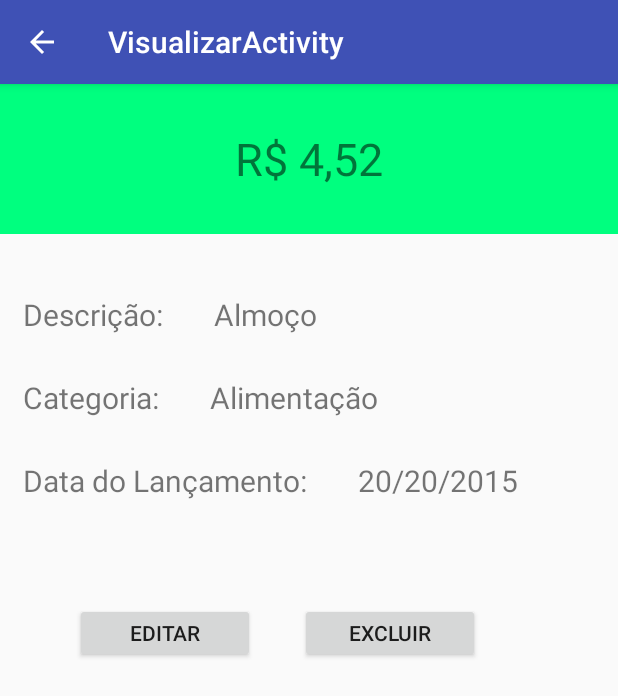
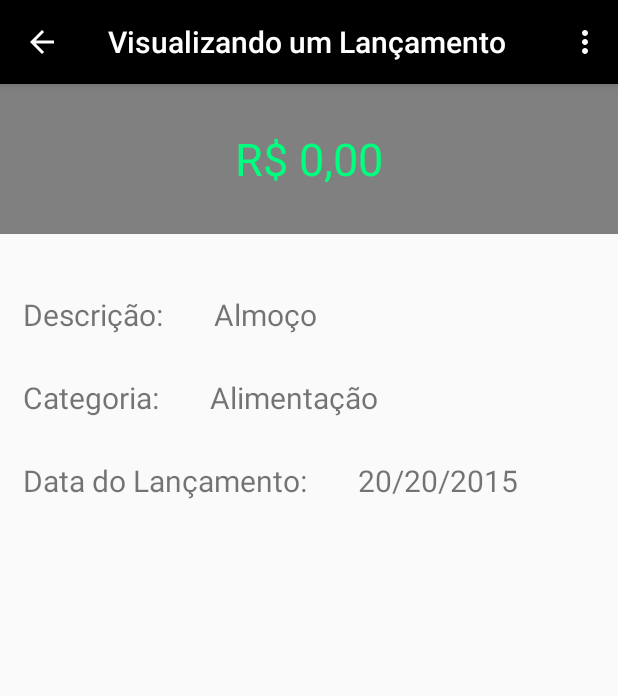
Before and after one commit to Arthurferrera/MaliKontrol, an Android app: the VisualizarActivity screen opened directly, with no data from a screen before it, on a phone screen of 412 x 824 dp. Shown: the top 696 px of the screen. Run offline under Robolectric (Android 15) with nearby library versions, the phone set to English and light mode, and no system bars; 4 statements that could not run were skipped.

Commit message:
inclusão editar/excluir

```diff
--- a/MaliKontrol/app/src/main/AndroidManifest.xml
+++ b/MaliKontrol/app/src/main/AndroidManifest.xml
@@ -4,7 +4,7 @@
 
     <application
         android:allowBackup="true"
-        android:icon="@mipmap/ic_launcher"
+        android:icon="@drawable/logo"
         android:label="@string/app_name"
         android:roundIcon="@mipmap/ic_launcher_round"
         android:supportsRtl="true"
--- a/MaliKontrol/app/src/main/java/br/com/senaijandira/malikontrol/LancamentosActivity.java
+++ b/MaliKontrol/app/src/main/java/br/com/senaijandira/malikontrol/LancamentosActivity.java
@@ -31,10 +31,10 @@ public class LancamentosActivity extends AppCompatActivity implements AdapterVie
         l.setIdlancamento(0);
 
         list_todos_lancamentos = (ListView) findViewById(R.id.list_todos_lancamentos);
+        adapter = new LancamentoAdapter(this, new ArrayList<Lancamento>());
+        list_todos_lancamentos.setAdapter(adapter);
 
-        adapter = new LancamentoAdapter(this, new ArrayList<Lancamento>());
-
-        list_todos_lancamentos.setAdapter(adapter);
+        list_todos_lancamentos.setOnItemClickListener(this);
     }
 
     @Override
--- a/MaliKontrol/app/src/main/java/br/com/senaijandira/malikontrol/VisualizarActivity.java
+++ b/MaliKontrol/app/src/main/java/br/com/senaijandira/malikontrol/VisualizarActivity.java
@@ -1,11 +1,18 @@
 package br.com.senaijandira.malikontrol;
 
+import android.content.Context;
+import android.content.DialogInterface;
 import android.content.Intent;
+import android.graphics.Color;
 import android.os.Bundle;
+import android.provider.CalendarContract;
 import android.support.design.widget.FloatingActionButton;
 import android.support.design.widget.Snackbar;
+import android.support.v7.app.AlertDialog;
 import android.support.v7.app.AppCompatActivity;
 import android.support.v7.widget.Toolbar;
+import android.view.Menu;
+import android.view.MenuItem;
 import android.view.View;
 import android.widget.Button;
 import android.widget.TextView;
@@ -34,8 +41,6 @@ public class VisualizarActivity extends AppCompatActivity {
         txt_descricao = (TextView) findViewById(R.id.txt_descricao);
         txt_categoria= (TextView) findViewById(R.id.txt_categoria);
         txt_data= (TextView) findViewById(R.id.txt_data);
-        btn_editar = (Button) findViewById(R.id.btn_editar);
-        btn_excluir = (Button) findViewById(R.id.btn_excluir);
 
         Intent intent = getIntent();
         idLancamento = intent.getIntExtra("idLancamento", 0);
@@ -43,7 +48,13 @@ public class VisualizarActivity extends AppCompatActivity {
 
     public void mostrarLancamento(){
         l = dao.selecionarUm(this, idLancamento);
-        txt_valor.setText(f.format(l.getValor()));
+        double valor = l.getValor();
+        txt_valor.setText(f.format(valor));
+        if (valor < 0) {
+            txt_valor.setTextColor(getResources().getColor(R.color.vermelho));
+        } else {
+            txt_valor.setTextColor(getResources().getColor(R.color.verde));
+        }
         txt_descricao.setText(l.getNome());
         txt_categoria.setText(l.getNomeCategoria());
         txt_data.setText(l.getData());
@@ -54,4 +65,41 @@ public class VisualizarActivity extends AppCompatActivity {
         super.onResume();
         mostrarLancamento();
     }
+
+    @Override
+    public boolean onCreateOptionsMenu(Menu menu) {
+        getMenuInflater().inflate(R.menu.menu_visualizar, menu);
+        return true;
+    }
+
+    @Override
+    public boolean onOptionsItemSelected(MenuItem item) {
+
+        if(item.getItemId() == R.id.menu_excluir){
+            AlertDialog.Builder builder = new AlertDialog.Builder(this);
+            builder.setTitle("Excluir");
+            builder.setMessage("Tem certeza que deseja excluir este lançamento?");
+
+            final Context context = this;
+            builder.setPositiveButton("SIM", new DialogInterface.OnClickListener() {
+                @Override
+                public void onClick(DialogInterface dialogInterface, int i) {
+                    LancamentoDAO.getInstance().excluir(context, idLancamento);
+                    finish();
+                }
+            });
+
+            builder.setNegativeButton("NÂO", null);
+            builder.create().show();
+        }
+
+        if(item.getItemId() == R.id.menu_editar){
+            Intent intent = new Intent(this, AdicionarLancamento.class);
+            intent.putExtra("idLancamento", idLancamento);
+            startActivity(intent);
+            finish();
+        }
+
+        return super.onOptionsItemSelected(item);
+    }
 }
--- a/MaliKontrol/app/src/main/res/layout/activity_adicionar_lancamento.xml
+++ b/MaliKontrol/app/src/main/res/layout/activity_adicionar_lancamento.xml
@@ -15,7 +15,9 @@
             android:id="@+id/toolbar"
             android:layout_width="match_parent"
             android:layout_height="?attr/actionBarSize"
-            android:background="?attr/colorPrimary"
+            android:background="@color/preto"
+            app:titleTextColor="@color/branco"
+            app:subtitleTextColor="@color/branco"
             app:popupTheme="@style/AppTheme.PopupOverlay" />
 
     </android.support.design.widget.AppBarLayout>
--- a/MaliKontrol/app/src/main/res/layout/activity_lancamentos.xml
+++ b/MaliKontrol/app/src/main/res/layout/activity_lancamentos.xml
@@ -15,7 +15,9 @@
             android:id="@+id/toolbar"
             android:layout_width="match_parent"
             android:layout_height="?attr/actionBarSize"
-            android:background="?attr/colorPrimary"
+            android:background="@color/preto"
+            app:titleTextColor="@color/branco"
+            app:subtitleTextColor="@color/branco"
             app:popupTheme="@style/AppTheme.PopupOverlay" />
 
     </android.support.design.widget.AppBarLayout>
--- a/MaliKontrol/app/src/main/res/layout/activity_main.xml
+++ b/MaliKontrol/app/src/main/res/layout/activity_main.xml
@@ -15,7 +15,9 @@
             android:id="@+id/toolbar"
             android:layout_width="match_parent"
             android:layout_height="?attr/actionBarSize"
-            android:background="?attr/colorPrimary"
+            android:background="@color/preto"
+            app:subtitleTextColor="@color/branco"
+            app:titleTextColor="@color/branco"
             app:popupTheme="@style/AppTheme.PopupOverlay" />
 
     </android.support.design.widget.AppBarLayout>
@@ -30,6 +32,8 @@
         android:layout_margin="@dimen/fab_margin"
         app:srcCompat="@android:drawable/ic_input_add"
         android:tint="@color/branco"
+        android:background="@color/preto"
+        app:backgroundTint="@color/preto"
         />
 
 </android.support.design.widget.CoordinatorLayout>
--- a/MaliKontrol/app/src/main/res/layout/activity_visualizar.xml
+++ b/MaliKontrol/app/src/main/res/layout/activity_visualizar.xml
@@ -15,7 +15,9 @@
             android:id="@+id/toolbar"
             android:layout_width="match_parent"
             android:layout_height="?attr/actionBarSize"
-            android:background="?attr/colorPrimary"
+            android:background="@color/preto"
+            app:titleTextColor="@color/branco"
+            app:subtitleTextColor="@color/branco"
             app:popupTheme="@style/AppTheme.PopupOverlay" />
 
     </android.support.design.widget.AppBarLayout>
--- a/MaliKontrol/app/src/main/res/layout/content_visualizar.xml
+++ b/MaliKontrol/app/src/main/res/layout/content_visualizar.xml
@@ -17,7 +17,7 @@
         android:text="R$ 4,52"
         android:gravity="center"
         android:textSize="30sp"
-        android:background="@color/verde"
+        android:background="@color/cinza"
         android:id="@+id/txt_valor"/>
 
     <LinearLayout
@@ -92,29 +92,4 @@
             />
     </LinearLayout>
 
-    <LinearLayout
-        android:layout_width="match_parent"
-        android:layout_height="wrap_content"
-        android:orientation="horizontal"
-        android:layout_marginTop="40dp"
-        android:padding="20dp">
-
-        <Button
-            android:layout_width="120dp"
-            android:layout_height="40dp"
-            android:text="Editar"
-            android:layout_marginLeft="30dp"
-            android:id="@+id/btn_editar"
-            />
-
-        <Button
-            android:layout_width="120dp"
-            android:layout_height="40dp"
-            android:text="Excluir"
-            android:layout_marginLeft="30dp"
-            android:id="@+id/btn_excluir"
-            />
-
-    </LinearLayout>
-
 </LinearLayout>
--- /dev/null
+++ b/MaliKontrol/app/src/main/res/menu/menu_visualizar.xml
@@ -0,0 +1,13 @@
+<?xml version="1.0" encoding="utf-8"?>
+<menu xmlns:android="http://schemas.android.com/apk/res/android"
+    xmlns:app="http://schemas.android.com/apk/res-auto">
+
+    <item android:title="Excluir"
+        android:id="@+id/menu_excluir"
+        app:showAsAction="never"/>
+
+    <item android:title="Editar"
+        android:id="@+id/menu_editar"
+        app:showAsAction="never"/>
+
+</menu>
--- a/MaliKontrol/app/src/main/res/values/colors.xml
+++ b/MaliKontrol/app/src/main/res/values/colors.xml
@@ -1,10 +1,12 @@
 <?xml version="1.0" encoding="utf-8"?>
 <resources>
-    <color name="colorPrimary">#3F51B5</color>
-    <color name="colorPrimaryDark">#303F9F</color>
+    <color name="colorPrimary">#000000</color>
+    <color name="colorPrimaryDark">#000000</color>
     <color name="colorAccent">#FF4081</color>
     <color name="verde">#00FF7F</color>
-    <color name="cinza">#DCDCDC</color>
+    <color name="cinza">#808080</color>
     <color name="preto">#000000</color>
     <color name="branco">#ffffff</color>
+    <color name="vermelho">#ff0000</color>
+    <color name="cinzaClaro">#C0C0C0</color>
 </resources>
--- a/MaliKontrol/app/src/main/res/values/strings.xml
+++ b/MaliKontrol/app/src/main/res/values/strings.xml
@@ -2,6 +2,6 @@
     <string name="app_name">Mali Kontrol</string>
     <string name="action_settings">Settings</string>
     <string name="title_activity_adicionar_lancamento">Adicione um Lançamento</string>
-    <string name="title_activity_lancamentos">LancamentosActivity</string>
-    <string name="title_activity_visualizar">VisualizarActivity</string>
+    <string name="title_activity_lancamentos">Todos os Lancamentos</string>
+    <string name="title_activity_visualizar">Visualizando um Lançamento</string>
 </resources>
```
Also changed, not shown: MaliKontrol/app/src/main/java/br/com/senaijandira/malikontrol/AdicionarLancamento.java (+29 -6 lines), MaliKontrol/app/src/main/java/br/com/senaijandira/malikontrol/LancamentoDAO.java (+29 -3 lines), MaliKontrol/app/src/main/java/br/com/senaijandira/malikontrol/MainActivity.java (+19 -1 lines), MaliKontrol/app/src/main/res/layout/content_adicionar_lancamento.xml (+2 -11 lines), MaliKontrol/app/src/main/res/layout/content_lancamentos.xml (+0 -9 lines), MaliKontrol/app/src/main/res/layout/content_main.xml (+20 -16 lines), MaliKontrol/app/src/main/res/drawable/logo.png (added).
